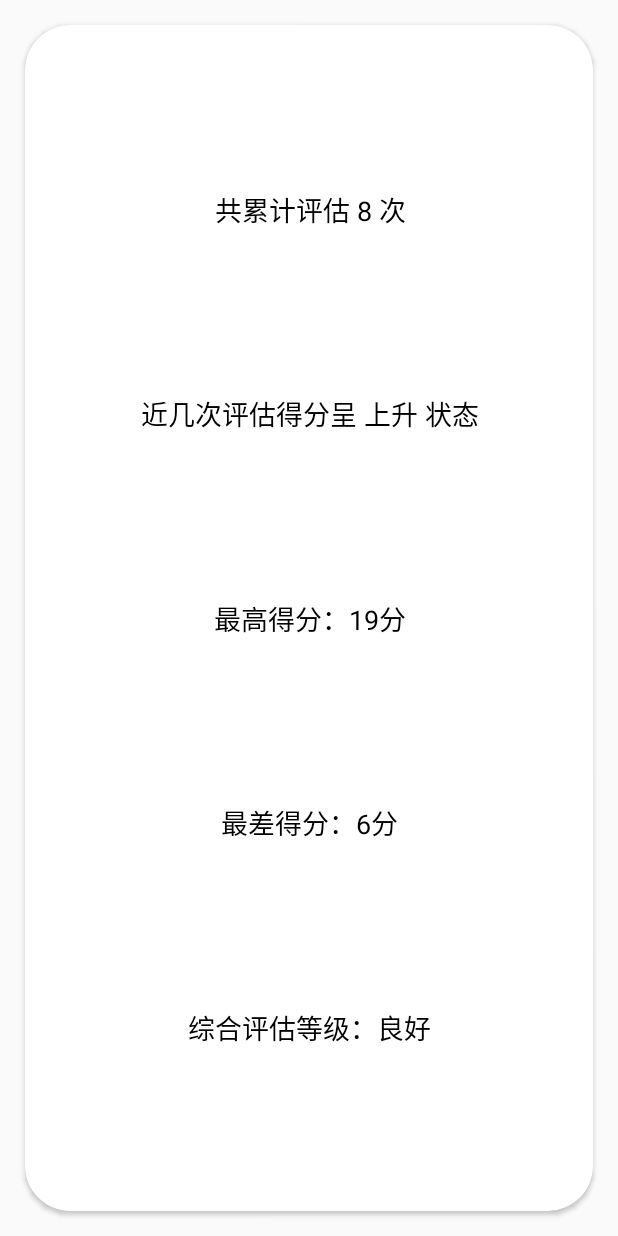
After one commit to DustHeartLost/YYRZ-System, an Android app: the layout estimate.xml on its own in the app's theme, with its tools: preview values and no code run, on a phone screen of 412 x 824 dp. The commit adds this screen. Run offline under Robolectric (Android 15) with nearby library versions, the phone set to English and light mode, and no system bars.

Commit message:
增加了评语的样例

```diff
--- a/Doctor/app/src/main/java/com/yyrz/doctor/MainActivity.java
+++ b/Doctor/app/src/main/java/com/yyrz/doctor/MainActivity.java
@@ -207,6 +207,11 @@ public class MainActivity extends AppCompatActivity implements RapidFloatingActi
                 if(CommonViewModel.getInstance().getNavController().getCurrentDestination().getId()==R.id.historyRecordView)return;
                 CommonViewModel.getInstance().getNavController().navigateUp();
                 CommonViewModel.getInstance().getNavController().navigate(R.id.action_nav_patient_to_historyRecordView);break;
+            case 2:
+                if(CommonViewModel.getInstance().getNavController().getCurrentDestination().getId()==R.id.estimate)return;
+                CommonViewModel.getInstance().getNavController().navigateUp();
+                CommonViewModel.getInstance().getNavController().navigate(R.id.action_nav_patient_to_estimate);
+                break;
         }
     }
 
@@ -223,6 +228,11 @@ public class MainActivity extends AppCompatActivity implements RapidFloatingActi
                 if(CommonViewModel.getInstance().getNavController().getCurrentDestination().getId()==R.id.historyRecordView)return;
                 CommonViewModel.getInstance().getNavController().navigateUp();
                 CommonViewModel.getInstance().getNavController().navigate(R.id.action_nav_patient_to_historyRecordView);
+                break;
+            case 2:
+                if(CommonViewModel.getInstance().getNavController().getCurrentDestination().getId()==R.id.estimate)return;
+                CommonViewModel.getInstance().getNavController().navigateUp();
+                CommonViewModel.getInstance().getNavController().navigate(R.id.action_nav_patient_to_estimate);
                 break;
         }
     }
--- /dev/null
+++ b/Doctor/app/src/main/java/com/yyrz/doctor/ui/mainUI/patient/estimate/estimate.java
@@ -0,0 +1,27 @@
+package com.yyrz.doctor.ui.mainUI.patient.estimate;
+
+import android.os.Bundle;
+
+import androidx.fragment.app.Fragment;
+
+import android.view.LayoutInflater;
+import android.view.View;
+import android.view.ViewGroup;
+
+import com.yyrz.doctor.R;
+
+
+public class estimate extends Fragment {
+
+    @Override
+    public void onCreate(Bundle savedInstanceState) {
+        super.onCreate(savedInstanceState);
+
+    }
+
+    @Override
+    public View onCreateView(LayoutInflater inflater, ViewGroup container, Bundle savedInstanceState) {
+
+        return inflater.inflate(R.layout.estimate, container, false);
+    }
+}
--- /dev/null
+++ b/Doctor/app/src/main/res/layout/estimate.xml
@@ -0,0 +1,114 @@
+<androidx.constraintlayout.widget.ConstraintLayout xmlns:android="http://schemas.android.com/apk/res/android"
+    xmlns:app="http://schemas.android.com/apk/res-auto"
+    xmlns:tools="http://schemas.android.com/tools"
+    android:layout_width="match_parent"
+    android:layout_height="match_parent"
+    tools:context="com.yyrz.doctor.ui.mainUI.patient.estimate.estimate">
+
+    <androidx.cardview.widget.CardView
+        android:layout_width="0dp"
+        android:layout_height="0dp"
+        app:cardCornerRadius="30dp"
+        app:layout_constraintBottom_toTopOf="@+id/guideline4"
+        app:layout_constraintEnd_toStartOf="@+id/guideline2"
+        app:layout_constraintStart_toStartOf="@+id/guideline1"
+        app:layout_constraintTop_toTopOf="@+id/guideline3">
+
+        <androidx.constraintlayout.widget.ConstraintLayout
+            android:layout_width="match_parent"
+            android:layout_height="match_parent">
+
+            <TextView
+                android:id="@+id/textView0"
+                android:layout_width="wrap_content"
+                android:layout_height="wrap_content"
+                android:text="共累计评估 8 次"
+                android:textColor="#000000"
+                android:textSize="18sp"
+                app:layout_constraintBottom_toTopOf="@+id/textView1"
+                app:layout_constraintEnd_toEndOf="@+id/textView1"
+                app:layout_constraintStart_toStartOf="@+id/textView1"
+                app:layout_constraintTop_toTopOf="parent" />
+
+            <TextView
+                android:id="@+id/textView1"
+                android:layout_width="wrap_content"
+                android:layout_height="wrap_content"
+                android:text="近几次评估得分呈 上升 状态"
+                android:textColor="#000000"
+                android:textSize="18sp"
+                app:layout_constraintBottom_toTopOf="@+id/textView2"
+                app:layout_constraintEnd_toEndOf="@+id/textView2"
+                app:layout_constraintStart_toStartOf="@+id/textView2"
+                app:layout_constraintTop_toBottomOf="@+id/textView0" />
+
+            <TextView
+                android:id="@+id/textView2"
+                android:layout_width="wrap_content"
+                android:layout_height="wrap_content"
+                android:text="最高得分：19分"
+                android:textColor="#000000"
+                android:textSize="18sp"
+                app:layout_constraintBottom_toTopOf="@+id/textView3"
+                app:layout_constraintEnd_toEndOf="@+id/textView3"
+                app:layout_constraintStart_toStartOf="@+id/textView3"
+                app:layout_constraintTop_toBottomOf="@+id/textView1" />
+
+            <TextView
+                android:id="@+id/textView3"
+                android:layout_width="wrap_content"
+                android:layout_height="wrap_content"
+                android:text="最差得分：6分"
+                android:textColor="#000000"
+                android:textSize="18sp"
+                app:layout_constraintBottom_toTopOf="@+id/textView4"
+                app:layout_constraintEnd_toEndOf="@+id/textView4"
+                app:layout_constraintStart_toStartOf="@+id/textView4"
+                app:layout_constraintTop_toBottomOf="@+id/textView2" />
+
+            <TextView
+                android:id="@+id/textView4"
+                android:layout_width="wrap_content"
+                android:layout_height="wrap_content"
+                android:text="综合评估等级：良好"
+                android:textColor="#000000"
+                android:textSize="18sp"
+                app:layout_constraintBottom_toBottomOf="parent"
+                app:layout_constraintEnd_toEndOf="parent"
+                app:layout_constraintHorizontal_bias="0.5"
+                app:layout_constraintStart_toStartOf="parent"
+                app:layout_constraintTop_toBottomOf="@+id/textView3" />
+
+        </androidx.constraintlayout.widget.ConstraintLayout>
+
+    </androidx.cardview.widget.CardView>
+
+    <androidx.constraintlayout.widget.Guideline
+        android:id="@+id/guideline1"
+        android:layout_width="wrap_content"
+        android:layout_height="wrap_content"
+        android:orientation="vertical"
+        app:layout_constraintGuide_percent="0.04" />
+
+    <androidx.constraintlayout.widget.Guideline
+        android:id="@+id/guideline2"
+        android:layout_width="wrap_content"
+        android:layout_height="wrap_content"
+        android:orientation="vertical"
+        app:layout_constraintGuide_percent="0.96" />
+
+    <androidx.constraintlayout.widget.Guideline
+        android:id="@+id/guideline3"
+        android:layout_width="wrap_content"
+        android:layout_height="wrap_content"
+        android:orientation="horizontal"
+        app:layout_constraintGuide_percent="0.02" />
+
+    <androidx.constraintlayout.widget.Guideline
+        android:id="@+id/guideline4"
+        android:layout_width="wrap_content"
+        android:layout_height="wrap_content"
+        android:orientation="horizontal"
+        app:layout_constraintGuide_percent="0.98" />
+
+</androidx.constraintlayout.widget.ConstraintLayout>
--- a/Doctor/app/src/main/res/navigation/mobile_navigation.xml
+++ b/Doctor/app/src/main/res/navigation/mobile_navigation.xml
@@ -69,6 +69,13 @@
         <action
             android:id="@+id/action_nav_patient_to_pieChartView"
             app:destination="@id/pieChartView"
+            app:enterAnim="@anim/slide_right_in"
+            app:exitAnim="@anim/slide_left_out"
+            app:popEnterAnim="@anim/slide_left_in"
+            app:popExitAnim="@anim/slide_right_out" />
+        <action
+            android:id="@+id/action_nav_patient_to_estimate"
+            app:destination="@id/estimate"
             app:enterAnim="@anim/slide_right_in"
             app:exitAnim="@anim/slide_left_out"
             app:popEnterAnim="@anim/slide_left_in"
@@ -176,5 +183,10 @@
         android:name="com.yyrz.doctor.ui.loginAndEnroll.Login"
         android:label="login"
         tools:layout="@layout/login" />
+    <fragment
+        android:id="@+id/estimate"
+        android:name="com.yyrz.doctor.ui.mainUI.patient.estimate.estimate"
+        android:label="@string/estimate"
+        tools:layout="@layout/estimate" />
 
 </navigation>
--- a/Doctor/app/src/main/res/values/strings.xml
+++ b/Doctor/app/src/main/res/values/strings.xml
@@ -15,6 +15,7 @@
     <string name="menu_slideshow">我的患者</string>
     <string name="statistics">数据统计</string>
     <string name="recordHistory">评估记录</string>
+    <string name="estimate">评语</string>
     <string name="menu_tools">我的消息</string>
     <string name="menu_share">设置</string>
     <string name="menu_send">退出</string>
```
